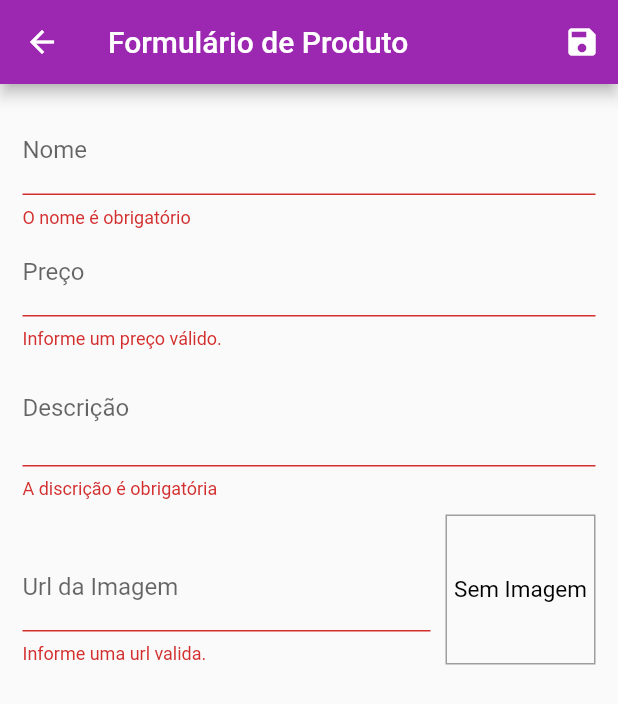
After one commit to Jose-Alves92/shop, a Flutter app: the ProductFormPage screen opened by its route, after a tap on the "save" icon, on a phone screen of 412 x 824 dp. The commit adds this screen. Shown: the top 704 px of the screen. Run offline on Flutter 3.47's test engine with Material 2 defaults, Android fonts, the phone set to English and light mode, and no system bars; network calls fail.

Commit message:
adicionado formulario de cadastro e atualização de produto

```diff
--- a/lib/components/product_grid_item_widget.dart
+++ b/lib/components/product_grid_item_widget.dart
@@ -48,7 +48,7 @@ class ProductGridItemWidget extends StatelessWidget {
               cart.addItem(product);
               ScaffoldMessenger.of(context).showSnackBar(
                 SnackBar(
-                  content: const Text('Produto adicionado com sucesso!'),
+                  content: const Text('Produto adicionado com sucesso!', style: TextStyle(fontSize: 12),),
                   duration: const Duration(seconds: 2),
                   action: SnackBarAction(
                     label: 'DESFAZER',
--- a/lib/main.dart
+++ b/lib/main.dart
@@ -6,6 +6,7 @@ import 'package:shop/models/products_list_model.dart';
 import 'package:shop/pages/cart_page.dart';
 import 'package:shop/pages/orders_page.dart';
 import 'package:shop/pages/product_detail_page.dart';
+import 'package:shop/pages/product_form_page.dart';
 import 'package:shop/pages/products_page.dart';
 import 'package:shop/utils/app_routes.dart';
 import 'pages/products_overview_page.dart';
@@ -47,6 +48,7 @@ class MyApp extends StatelessWidget {
           AppRoutes.CART: (ctx) => const CartPage(),
           AppRoutes.ORDERS : (ctx) => const OrdersPage(),
           AppRoutes.PRODUCTS : (ctx) => const ProductsPage(),
+          AppRoutes.PRODUCT_FORM : (ctx) => const ProductFormPage(),
         },
       ),
     );
--- a/lib/models/product_model.dart
+++ b/lib/models/product_model.dart
@@ -1,4 +1,4 @@
-import 'package:flutter/cupertino.dart';
+import 'package:flutter/material.dart';
 
 class Product with ChangeNotifier{
   final String id;
--- /dev/null
+++ b/lib/pages/product_form_page.dart
@@ -0,0 +1,211 @@
+import 'package:flutter/material.dart';
+import 'package:provider/provider.dart';
+import 'package:shop/models/product_model.dart';
+import 'package:shop/models/products_list_model.dart';
+
+class ProductFormPage extends StatefulWidget {
+  const ProductFormPage({Key? key}) : super(key: key);
+
+  @override
+  State<ProductFormPage> createState() => _ProductFormPageState();
+}
+
+class _ProductFormPageState extends State<ProductFormPage> {
+  final TextEditingController _imageUrlController = TextEditingController();
+  final urlImageFocus = FocusNode();
+  final _keyForm = GlobalKey<FormState>();
+  final Map<String, Object> _formData = {};
+
+  @override
+  void didChangeDependencies() {
+    super.didChangeDependencies();
+    if (_formData.isEmpty) {
+      final arg = ModalRoute.of(context)?.settings.arguments;
+      if (arg != null) {
+        final product = arg as Product;
+        _formData['id'] = product.id;
+        _formData['name'] = product.name;
+        _formData['price'] = product.price;
+        _formData['description'] = product.description;
+        _formData['imageUrl'] = product.imageUrl;
+
+        _imageUrlController.text = product.imageUrl;
+      }
+    }
+  }
+
+  @override
+  void initState() {
+    super.initState();
+    urlImageFocus.addListener(updateImage);
+  }
+
+  @override
+  void dispose() {
+    super.dispose();
+    urlImageFocus.removeListener(updateImage);
+    urlImageFocus.dispose();
+  }
+
+  void updateImage() {
+    setState(() {});
+  }
+
+  bool isValidImageUrl(String url) {
+    bool isValid = Uri.tryParse(url)?.hasAbsolutePath ?? false;
+    bool endsWithFile = url.toLowerCase().endsWith('.png') ||
+        url.toLowerCase().endsWith('.jpg') ||
+        url.toLowerCase().endsWith('.jpeg');
+
+    return isValid && endsWithFile;
+  }
+
+  void _submitForm() {
+    final isValid = _keyForm.currentState?.validate() ?? false;
+
+    if (!isValid) {
+      return;
+    }
+
+    _keyForm.currentState?.save();
+
+    Provider.of<ProductsList>(context, listen: false).saveProduct(_formData);
+    Navigator.of(context).pop();
+  }
+
+  @override
+  Widget build(BuildContext context) {
+    return Scaffold(
+      appBar: AppBar(
+        title: const Text('Formulário de Produto'),
+        actions: [
+          IconButton(onPressed: _submitForm, icon: const Icon(Icons.save))
+        ],
+      ),
+      body: Padding(
+        padding: const EdgeInsets.all(15),
+        child: Form(
+          key: _keyForm,
+          child: ListView(
+            children: [
+              TextFormField(
+                initialValue: _formData['name']?.toString(),
+                decoration: const InputDecoration(
+                  labelText: 'Nome',
+                ),
+                keyboardType: TextInputType.name,
+                textInputAction: TextInputAction.next,
+                style: const TextStyle(color: Colors.black),
+                onSaved: (newValue) => _formData['name'] = newValue as Object,
+                validator: (_value) {
+                  final value = _value ?? '';
+
+                  if (value.trim().isEmpty) {
+                    return 'O nome é obrigatório';
+                  } else if (value.trim().length < 3) {
+                    return 'O nome precisa no mínimo de 3 letras.';
+                  }
+
+                  return null;
+                },
+              ),
+              TextFormField(
+                initialValue: _formData['price']?.toString(),
+                decoration: const InputDecoration(
+                  labelText: 'Preço',
+                ),
+                keyboardType:
+                    const TextInputType.numberWithOptions(decimal: true),
+                textInputAction: TextInputAction.next,
+                style: const TextStyle(color: Colors.black),
+                onSaved: (newValue) =>
+                    _formData['price'] = double.parse(newValue ?? '0.0'),
+                validator: (_value) {
+                  final valueString = _value ?? '';
+                  final value = double.tryParse(valueString) ?? -1;
+
+                  if (value <= 0) {
+                    return 'Informe um preço válido.';
+                  }
+                  return null;
+                },
+              ),
+              TextFormField(
+                initialValue: _formData['description']?.toString(),
+                decoration: const InputDecoration(
+                  labelText: 'Descrição',
+                ),
+                keyboardType: TextInputType.multiline,
+                maxLines: 2,
+                textInputAction: TextInputAction.next,
+                style: const TextStyle(color: Colors.black),
+                onSaved: (newValue) =>
+                    _formData['description'] = newValue as Object,
+                validator: (_value) {
+                  final value = _value ?? '';
+
+                  if (value.trim().isEmpty) {
+                    return 'A discrição é obrigatória';
+                  } else if (value.trim().length < 8) {
+                    return 'A discrição precisa no mínimo de 8 letras.';
+                  }
+
+                  return null;
+                },
+              ),
+              Row(
+                crossAxisAlignment: CrossAxisAlignment.end,
+                children: [
+                  Expanded(
+                    child: TextFormField(
+                      decoration: const InputDecoration(
+                        labelText: 'Url da Imagem',
+                      ),
+                      keyboardType: TextInputType.url,
+                      textInputAction: TextInputAction.none,
+                      style: const TextStyle(color: Colors.black),
+                      focusNode: urlImageFocus,
+                      controller: _imageUrlController,
+                      onSaved: (newValue) =>
+                          _formData['imageUrl'] = newValue as Object,
+                      validator: (_value) {
+                        final value = _value ?? '';
+
+                        if (!isValidImageUrl(value)) {
+                          return 'Informe uma url valida.';
+                        }
+
+                        return null;
+                      },
+                    ),
+                  ),
+                  Container(
+                      height: 100,
+                      width: 100,
+                      margin: const EdgeInsets.only(
+                        top: 10,
+                        left: 10,
+                      ),
+                      decoration: BoxDecoration(
+                          border: Border.all(
+                        color: Colors.grey,
+                        width: 1,
+                      )),
+                      alignment: Alignment.center,
+                      child: _imageUrlController.text.isEmpty
+                          ? const Text('Sem Imagem',
+                              style:
+                                  TextStyle(color: Colors.black, fontSize: 15))
+                          : FittedBox(
+                              child: Image.network(_imageUrlController.text),
+                              fit: BoxFit.cover,
+                            ))
+                ],
+              ),
+            ],
+          ),
+        ),
+      ),
+    );
+  }
+}
--- a/lib/utils/app_routes.dart
+++ b/lib/utils/app_routes.dart
@@ -4,4 +4,5 @@ class AppRoutes {
   static const CART = '/cart';
   static const ORDERS = '/orders';
   static const PRODUCTS = '/products';
+  static const PRODUCT_FORM = '/product-form';
 }
```
Also changed, not shown: lib/components/product_item_widget.dart (+57 -12 lines), lib/models/products_list_model.dart (+37 -1 lines), lib/pages/products_page.dart (+5 -2 lines).
